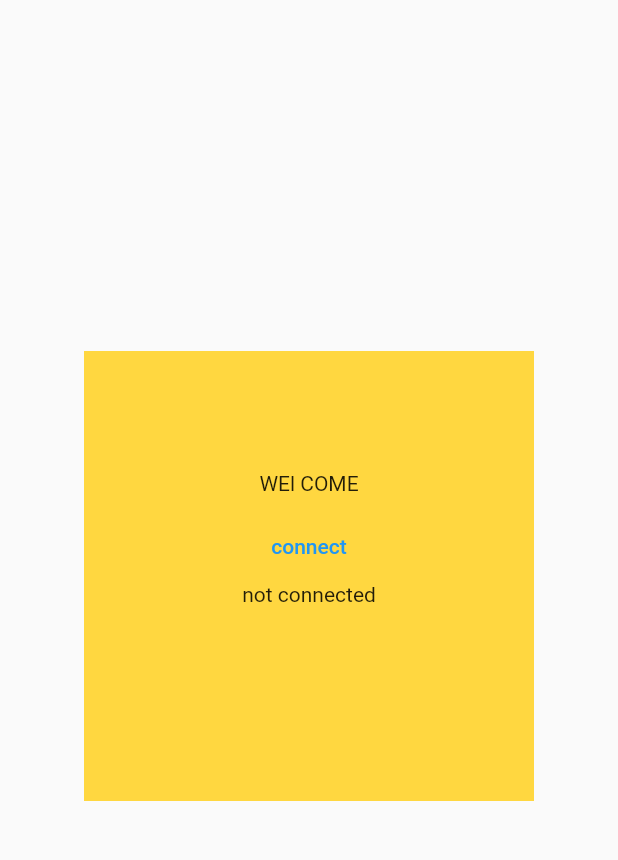
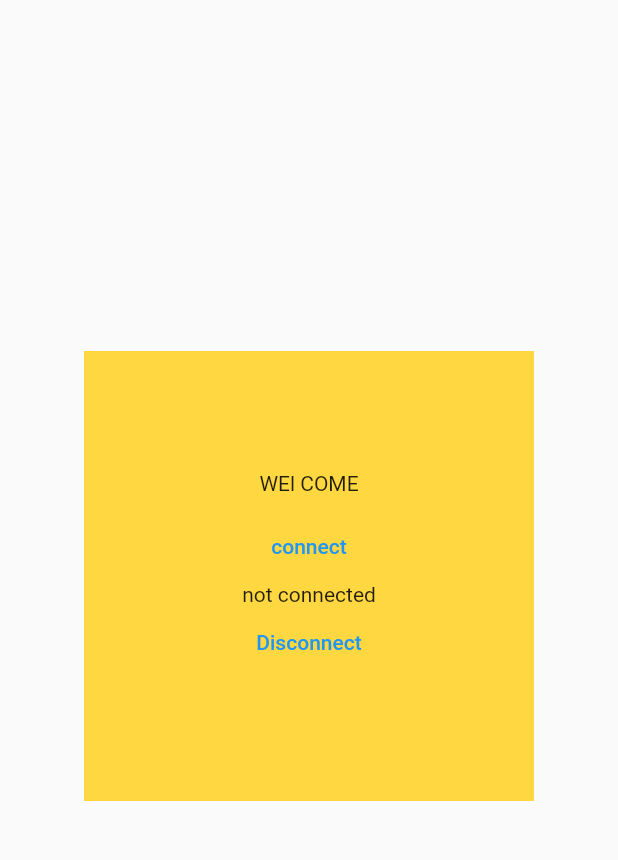
Before and after one commit to pitabashchoudhury/gloifyTraining, a Flutter app: the screen it shows after launch, after a tap on "connect", on a phone screen of 412 x 824 dp, the part 84-944 px from its top. Run offline on Flutter 3.47's test engine with Material 2 defaults, Android fonts, the phone set to English and light mode, and no system bars; missing offline and left inert: mqtt_client.

Commit message:
mqtt server disconnection button added

```diff
--- a/lib/main.dart
+++ b/lib/main.dart
@@ -19,6 +19,10 @@ class MyApp extends StatefulWidget {
 class _MyAppState extends State<MyApp> {
   // final MqttServerClient client =
   //     MqttServerClient('a1q54soguztrms-ats.iot.us-west-2.amazonaws.com', '');
+  var client = MqttServerClient(
+    't1ce993a.us-east-1.emqx.cloud',
+    'web',
+  );
 
   String? msg = "not connected";
   @override
@@ -62,6 +66,14 @@ class _MyAppState extends State<MyApp> {
                   Text(
                     msg!,
                   ),
+                  TextButton(
+                    onPressed: () async {
+                      disconnect();
+                    },
+                    child: const Text(
+                      'Disconnect',
+                    ),
+                  ),
                 ],
               ),
             ),
@@ -70,16 +82,10 @@ class _MyAppState extends State<MyApp> {
       ),
     );
   }
-}
 
   void connect() async {
     //'ws://t1ce993a.us-east-1.emqx.cloud',
     try {
-    var client = MqttServerClient(
-      't1ce993a.us-east-1.emqx.cloud',
-      'web',
-    );
-
       client.logging(on: false);
       client.keepAlivePeriod = 60;
       client.port = 15600;
@@ -120,13 +126,22 @@ void connect() async {
   }
 
   void onConnected() {
-  print("connection successful");
+    setState(() {
+      msg = "connected";
+    });
   }
 
   void onDisconnected() {
-  print("disconnected");
+    setState(() {
+      msg = "disconnected";
+    });
   }
 
   void pong() {
     print("ponged");
   }
+
+  void disconnect() {
+    client.disconnect();
+  }
+}
```
Lines whose indentation alone changed are shown as unchanged.
